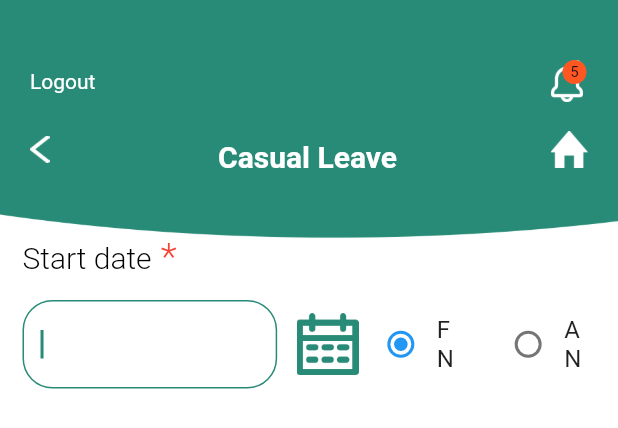
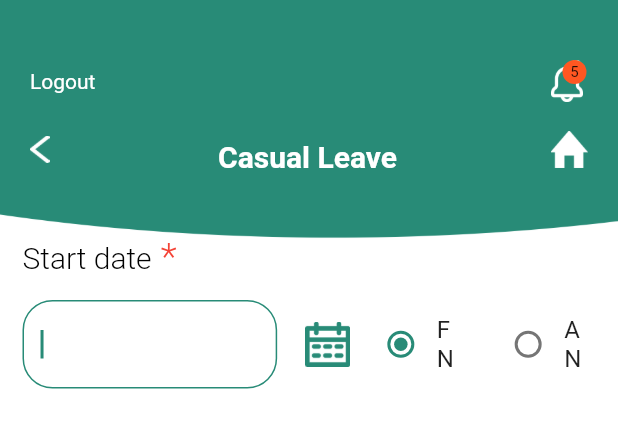
Before and after one commit to maruthu-anabond/leave_management, a Flutter app: what casualleave() shows on an empty page, opened directly, on a phone screen of 412 x 824 dp. Shown: the top 428 px of the screen. Run offline on Flutter 3.47's test engine with Material 2 defaults, Android fonts, the phone set to English and light mode, and no system bars; our stand-ins replace carousel_slider, flutter_cache_manager, flutter_spinkit, flutter_svg, image_cropper, image_picker and 1 more; missing offline and left inert: adobe_xd, image_cropper_for_web, image_picker_for_web, shared_preferences_web; accounts and stored records are empty.

Commit message:
#3789Leave application-Mobile app Apply leave screen (CL)

```diff
--- a/lib/views/pages/casual_leave.dart
+++ b/lib/views/pages/casual_leave.dart
@@ -132,10 +132,10 @@ class _CasualPageState extends State<casualleave> {
                             ),
                             Expanded(
                               child: Align(
-                                alignment: Alignment(20.00, -0.78),
+                                alignment: Alignment(2.00, -0.78),
                                 child: Image.asset(UIImageData.leave_calendar,
-                                  width: MediaQuery.of(context).size.width * 0.1,
-                                  height: MediaQuery.of(context).size.height * 0.05,
+                                  width: 30,
+                                  height: 30,
                                   fit: BoxFit.cover,
                                 ),
                               ),
@@ -152,6 +152,7 @@ class _CasualPageState extends State<casualleave> {
                                       leading: Radio<colors>(
                                         value: colors.fn,
                                         groupValue: _color,
+                                        activeColor: appStyle['mattGreen'] as Color,
                                         onChanged: (colors? value){
                                           setState(() {
                                             _color = value??_color;
@@ -162,12 +163,15 @@ class _CasualPageState extends State<casualleave> {
                                   ),
                                   Flexible(
                                     child: ListTile(
-                                      title: const Text("AN"),
+                                      title: const Text("AN",
+                                        textAlign: TextAlign.center,
+                                      ),
                                       // tileColor: Colors.pink[100],
                                       horizontalTitleGap: 0,
                                       leading: Radio<colors>(
                                         value: colors.an,
                                         groupValue: _color,
+                                        activeColor: appStyle['mattGreen'] as Color,
                                         onChanged: (colors? value){
                                           setState(() {
                                             _color = value??_color;
```
